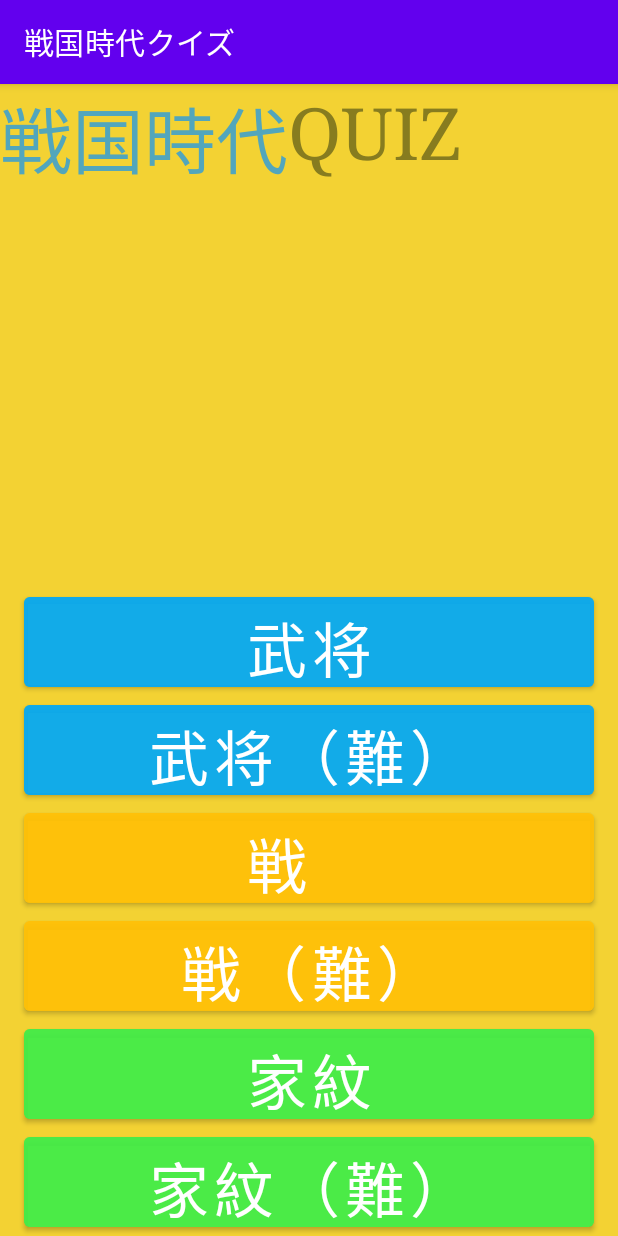
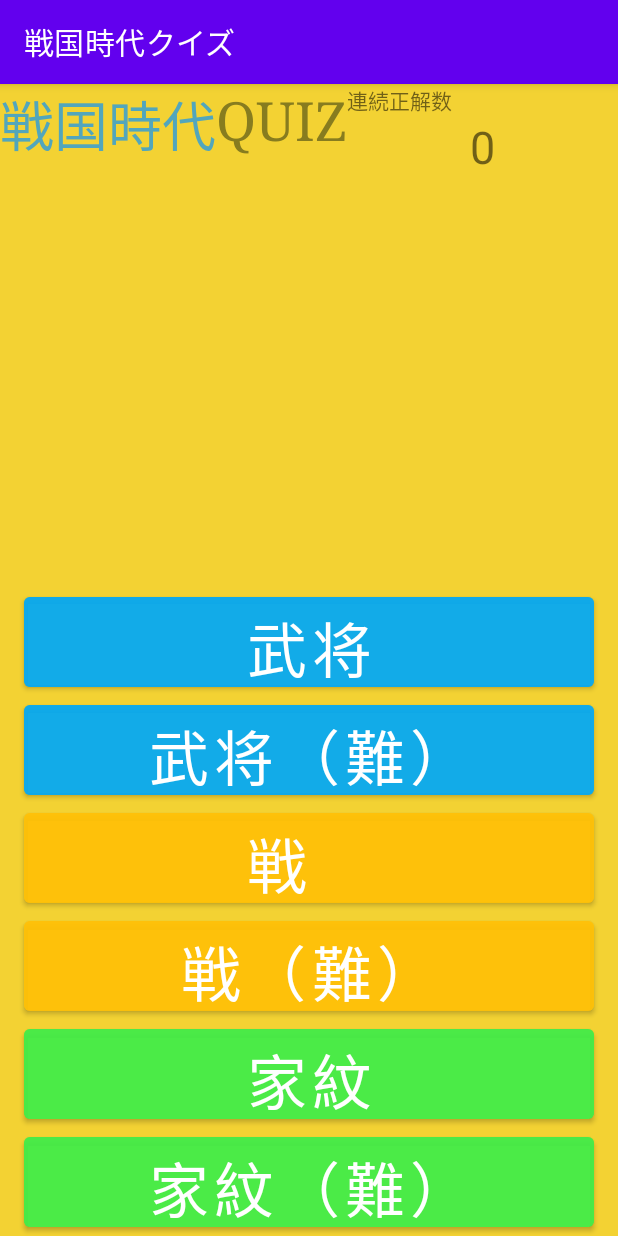
Before and after one commit to SomaBito/Quiz, an Android app: the screen it shows after launch (MainActivity), on a phone screen of 412 x 824 dp. Run offline under Robolectric (Android 15) with nearby library versions, the phone set to English and light mode, and no system bars; Roboto replaces fonts that are not available here.

Commit message:
一旦保存。 完完成！！

```diff
--- a/app/src/main/java/app/bito/soma/quiz/MainActivity.kt
+++ b/app/src/main/java/app/bito/soma/quiz/MainActivity.kt
@@ -1,11 +1,14 @@
 package app.bito.soma.quiz
 
+import android.content.Context
 import android.content.Intent
+import android.content.SharedPreferences
 import androidx.appcompat.app.AppCompatActivity
 import android.os.Bundle
 import kotlinx.android.synthetic.main.activity_main.*
 
 class MainActivity : AppCompatActivity() {
+
     override fun onCreate(savedInstanceState: Bundle?) {
         super.onCreate(savedInstanceState)
         setContentView(R.layout.activity_main)
@@ -59,7 +62,12 @@ class MainActivity : AppCompatActivity() {
         }
 
 
-
     }
 
+    override fun onResume() {
+        super.onResume()
+
+        val dataStore: SharedPreferences = getSharedPreferences("DataStore", Context.MODE_PRIVATE)
+        textView4.text = dataStore.getInt("seikaiCount",0).toString()
+    }
 }
--- a/app/src/main/java/app/bito/soma/quiz/ResultActivity.kt
+++ b/app/src/main/java/app/bito/soma/quiz/ResultActivity.kt
@@ -3,6 +3,7 @@ package app.bito.soma.quiz
 import android.content.Intent
 import androidx.appcompat.app.AppCompatActivity
 import android.os.Bundle
+import android.util.Log
 import kotlinx.android.synthetic.main.activity_result.*
 
 class ResultActivity : AppCompatActivity() {
@@ -45,7 +46,9 @@ class ResultActivity : AppCompatActivity() {
 
         againButton.setOnClickListener {
             val quizIntent: Intent = Intent(this, AllQuizActivity::class.java)
-            quizIntent.putExtra("key", intent.getStringExtra("key"))
+            val key = intent.getStringExtra("key")
+            Log.d("key", "$key")
+            quizIntent.putExtra("key", key)
             startActivity(quizIntent)
             finish()
         }
--- a/app/src/main/res/layout/activity_main.xml
+++ b/app/src/main/res/layout/activity_main.xml
@@ -15,7 +15,7 @@
         android:fontFamily="serif"
         android:text="戦国時代"
         android:textColor="#52A6BC"
-        android:textSize="48sp"
+        android:textSize="36sp"
         app:layout_constraintStart_toStartOf="parent"
         app:layout_constraintTop_toTopOf="parent" />
 
@@ -26,9 +26,27 @@
         android:fontFamily="serif"
         android:text="QUIZ"
         android:textColor="#877C1F"
-        android:textSize="48sp"
+        android:textSize="36sp"
         app:layout_constraintStart_toEndOf="@+id/titleText"
         app:layout_constraintTop_toTopOf="parent" />
+
+    <TextView
+        android:id="@+id/textView3"
+        android:layout_width="wrap_content"
+        android:layout_height="wrap_content"
+        android:text="連続正解数"
+        app:layout_constraintStart_toEndOf="@+id/titleText2"
+        app:layout_constraintTop_toTopOf="parent" />
+
+    <TextView
+        android:id="@+id/textView4"
+        android:layout_width="wrap_content"
+        android:layout_height="wrap_content"
+        android:text="0"
+        android:textSize="30sp"
+        app:layout_constraintEnd_toEndOf="parent"
+        app:layout_constraintStart_toEndOf="@+id/titleText2"
+        app:layout_constraintTop_toBottomOf="@+id/textView3" />
 
     <Button
         android:id="@+id/startButton"
```
Also changed, not shown: app/src/main/java/app/bito/soma/quiz/AllQuizActivity.kt (+33 -11 lines).
